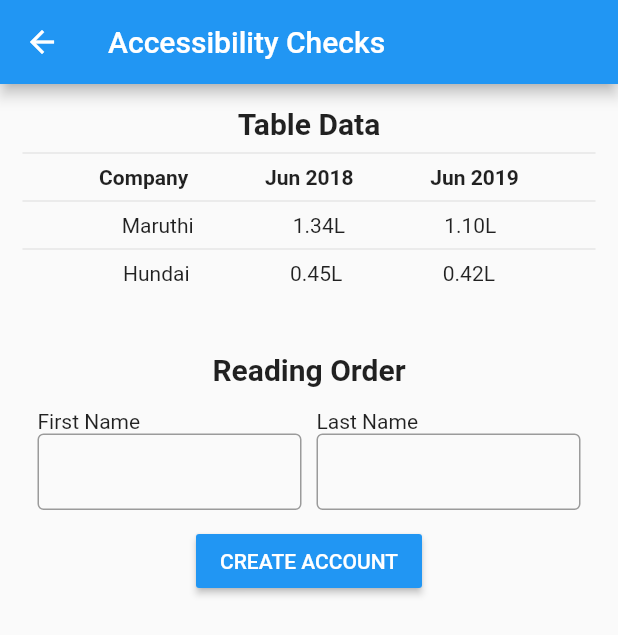
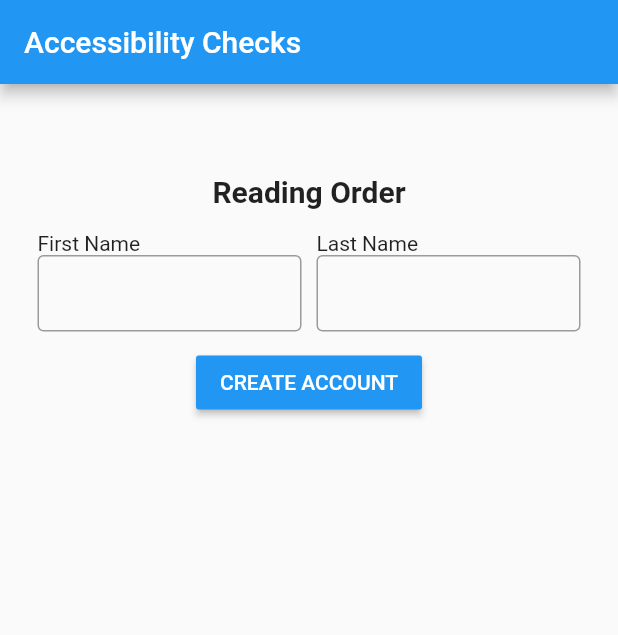
Before and after one commit to KrishnaStv/flutter-a11y-demo, a Flutter app: the TableDataAccessibility screen opened directly, on a phone screen of 412 x 824 dp. Shown: the top 635 px of the screen. Run offline on Flutter 3.47's test engine with Material 2 defaults, Android fonts, the phone set to English and light mode, and no system bars.

Commit message:
Final project

```diff
--- a/lib/TablesAccessibility.dart
+++ b/lib/TablesAccessibility.dart
@@ -17,87 +17,10 @@ class TableDataAccessibility extends StatelessWidget {
               height: 15,
             ),
             Container(
-              child: Semantics(
-                child: Text("Table Data",
-                  style: TextStyle(fontWeight: FontWeight.bold, fontSize: 20),
-                ),
-                header: true,
-              ),
-            ),
-            Container(
               padding: EdgeInsets.only(left: 15, right: 15),
               child: Center(
                 child: Column(
                   children: [
-                    Divider(),
-                    Row(
-                      mainAxisAlignment: MainAxisAlignment.spaceEvenly,
-                      children: [
-                        Semantics(
-                          header: true,
-                          child: Text(
-                            'Company',
-                            style: TextStyle(fontWeight: FontWeight.bold),
-                          ),
-                        ),
-                        Semantics(
-                          header: true,
-                          child: Text(
-                            'Jun 2018',
-                            style: TextStyle(fontWeight: FontWeight.bold),
-                          ),
-                        ),
-                        Semantics(
-                          header: true,
-                          child: Text(
-                            'Jun 2019',
-                            style: TextStyle(fontWeight: FontWeight.bold),
-                          ),
-                        ),
-                      ],
-                    ),
-                    Divider(),
-
-                    Row(
-                      mainAxisAlignment: MainAxisAlignment.spaceEvenly,
-                      children: [
-                        Semantics(
-                          label: 'Company: ',
-                          child: Text('Maruthi'),
-                        ),
-                        Semantics(
-                          label: 'June 2018 cost:',
-                          child: Text('1.34L'),
-                        ),
-                        Semantics(
-                          label: 'June 2019 cost',
-                          child: Text('1.10L'),
-                        ),
-                      ],
-                    ),
-
-                    Divider(),
-
-                    MergeSemantics(
-                      child: Row(
-                        mainAxisAlignment: MainAxisAlignment.spaceEvenly,
-                        children: [
-                          Semantics(
-                            label: 'Company: ',
-                            child: Text('Hundai'),
-                          ),
-                          Semantics(
-                            label: 'June 2018 cost:',
-                            child: Text('0.45L'),
-                          ),
-                          Semantics(
-                            label: 'June 2019 cost:',
-                            child: Text('0.42L'),
-                          ),
-                        ],
-                      ),
-                    ),
-
                     SizedBox(
                       height: 45,
                     ),
@@ -149,7 +72,7 @@ class TableDataAccessibility extends StatelessWidget {
                                         },
                                       ),
                                       label: 'First name',
-                                      sortKey: OrdinalSortKey(2),
+                                      sortKey: OrdinalSortKey(3),
                                     ),
                                   ],
                                 ),
@@ -164,7 +87,7 @@ class TableDataAccessibility extends StatelessWidget {
                                       alignment: Alignment.topLeft,
                                       child: Semantics(
                                         child: Text("Last Name"),
-                                        sortKey: OrdinalSortKey(3),
+                                        sortKey: OrdinalSortKey(2),
                                       ),
                                     ),
                                     Semantics(
@@ -206,8 +129,8 @@ class TableDataAccessibility extends StatelessWidget {
                       onPressed: () {
                         if (_formKey.currentState!.validate()) {
                           Future.delayed(Duration(milliseconds: 300), () {
-                            SemanticsService.announce(
-                                "Registration Successfull", TextDirection.ltr);
+                            // SemanticsService.announce(
+                            //     "Registration Successfull", TextDirection.ltr);
                           });
                         }
                       },
--- a/lib/main.dart
+++ b/lib/main.dart
@@ -4,7 +4,7 @@ import 'package:flutter_a11y_demo/TablesAccessibility.dart';
 
 
 void main() {
-  runApp(MaterialApp(home: ImageAccessibilitychecks(),));
+  runApp(MaterialApp(home: TableDataAccessibility(),));
 }
 
 class MyApp extends StatelessWidget {
```
Also changed, not shown: lib/ImagesAccessibility.dart (+16 -51 lines).
